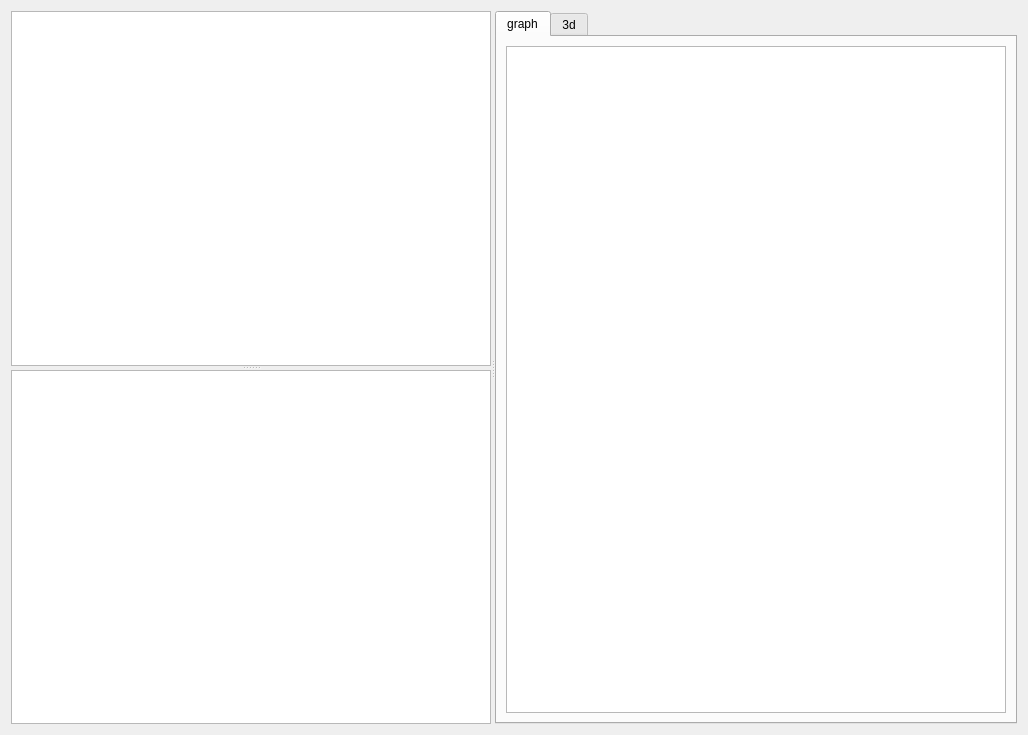
Above: graphUI.ui from robocomp/cortex before the change. Below: the same form after it.
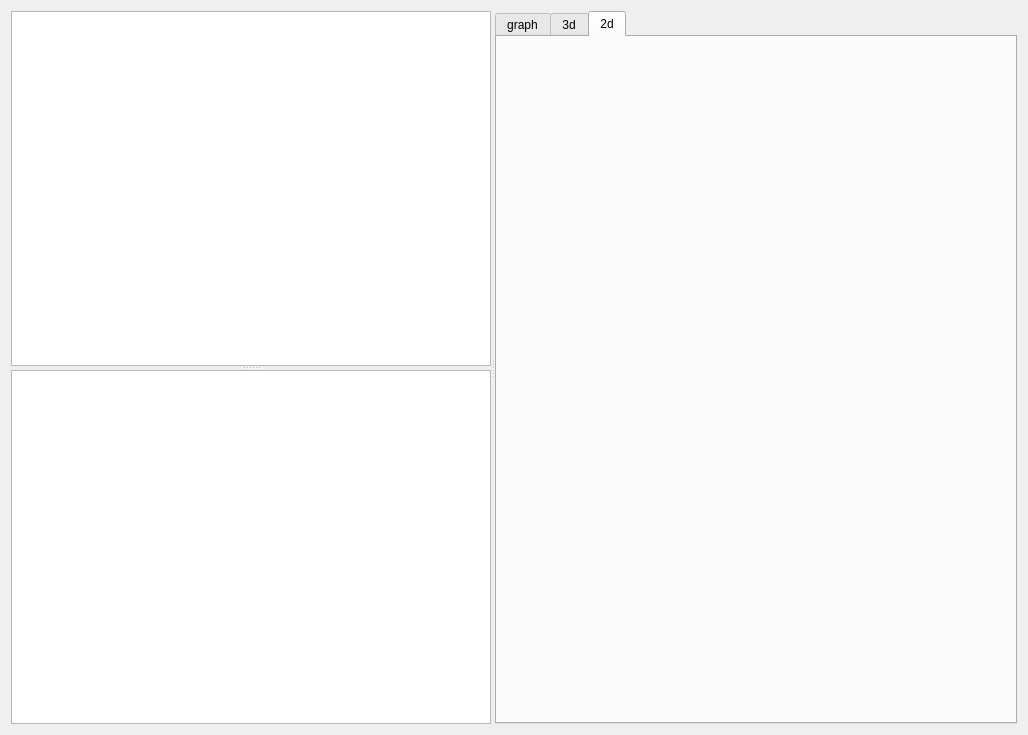
That is the form after the change.

Commit message: New tab to 2d view

```diff
--- a/graphUI.ui
+++ b/graphUI.ui
@@ -13,7 +13,7 @@
   <property name="windowTitle">
    <string>DSRGraph</string>
   </property>
-  <layout class="QVBoxLayout" name="verticalLayout_4">
+  <layout class="QHBoxLayout" name="horizontalLayout_3">
    <item>
     <widget class="QSplitter" name="splitter_2">
      <property name="orientation">
@@ -42,7 +42,7 @@
      </widget>
      <widget class="QTabWidget" name="tabWidget">
       <property name="currentIndex">
-       <number>0</number>
+       <number>2</number>
       </property>
       <widget class="QWidget" name="tab_1">
        <attribute name="title">
@@ -60,6 +60,12 @@
        </attribute>
        <layout class="QHBoxLayout" name="horizontalLayout_2"/>
       </widget>
+      <widget class="QWidget" name="tab3">
+       <attribute name="title">
+        <string>2d</string>
+       </attribute>
+       <layout class="QHBoxLayout" name="horizontalLayout_4"/>
+      </widget>
      </widget>
     </widget>
    </item>
```
The commit also changes 1 other file.
